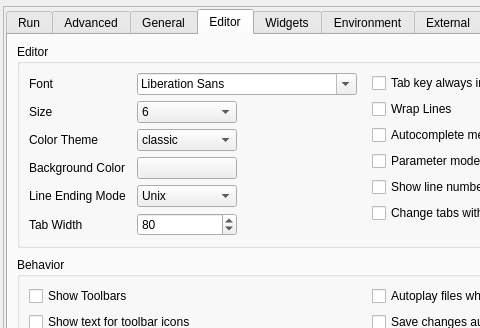
The window that src/configdialog.ui (CsoundQt/CsoundQt) describes before a commit, drawn with Qt 5; both pictures show x 0 to 480 and y 0 to 328 of the 719 by 736 pixel window.
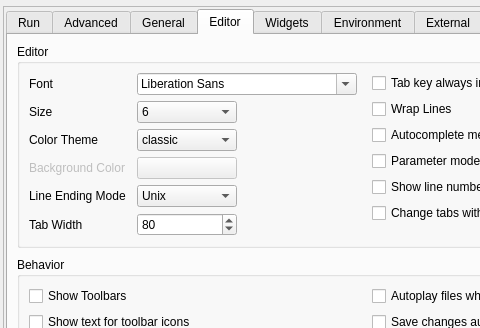
The same window after the commit.

Commit message: disable background color button in settings

Patch:
```diff
--- a/src/configdialog.ui
+++ b/src/configdialog.ui
@@ -2020,6 +2020,9 @@
                 </item>
                 <item row="3" column="0">
                  <widget class="QLabel" name="label_41">
+                  <property name="enabled">
+                   <bool>false</bool>
+                  </property>
                   <property name="text">
                    <string>Background Color</string>
                   </property>
@@ -2105,6 +2108,9 @@
                 </item>
                 <item row="3" column="1">
                  <widget class="QPushButton" name="editorBgColorButton">
+                  <property name="enabled">
+                   <bool>false</bool>
+                  </property>
                   <property name="maximumSize">
                    <size>
                     <width>16777215</width>
```
The commit also changes 5 other files.
